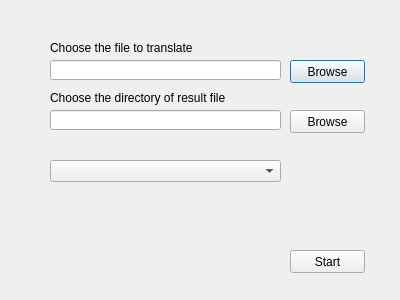
The window that main.ui (zSomnus/AutoTranslateTool) describes before a commit, drawn with Qt 5.
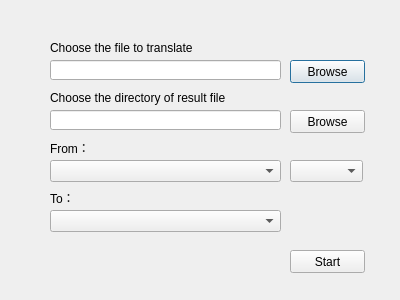
The same window after the commit.

Commit message: Change to fit Visual Unit

What changed in the file:
```diff
--- a/main.ui
+++ b/main.ui
@@ -89,7 +89,7 @@
    <property name="geometry">
     <rect>
      <x>50</x>
-     <y>160</y>
+     <y>210</y>
      <width>231</width>
      <height>22</height>
     </rect>
@@ -108,6 +108,52 @@
     <string>Start</string>
    </property>
   </widget>
+  <widget class="QComboBox" name="original_lang">
+   <property name="geometry">
+    <rect>
+     <x>50</x>
+     <y>160</y>
+     <width>231</width>
+     <height>22</height>
+    </rect>
+   </property>
+  </widget>
+  <widget class="QLabel" name="label_3">
+   <property name="geometry">
+    <rect>
+     <x>50</x>
+     <y>140</y>
+     <width>55</width>
+     <height>16</height>
+    </rect>
+   </property>
+   <property name="text">
+    <string>From：</string>
+   </property>
+  </widget>
+  <widget class="QLabel" name="label_4">
+   <property name="geometry">
+    <rect>
+     <x>50</x>
+     <y>190</y>
+     <width>55</width>
+     <height>16</height>
+    </rect>
+   </property>
+   <property name="text">
+    <string>To：</string>
+   </property>
+  </widget>
+  <widget class="QComboBox" name="col_number">
+   <property name="geometry">
+    <rect>
+     <x>290</x>
+     <y>160</y>
+     <width>73</width>
+     <height>22</height>
+    </rect>
+   </property>
+  </widget>
  </widget>
  <resources/>
  <connections/>
```
The commit also changes 1 other file.
